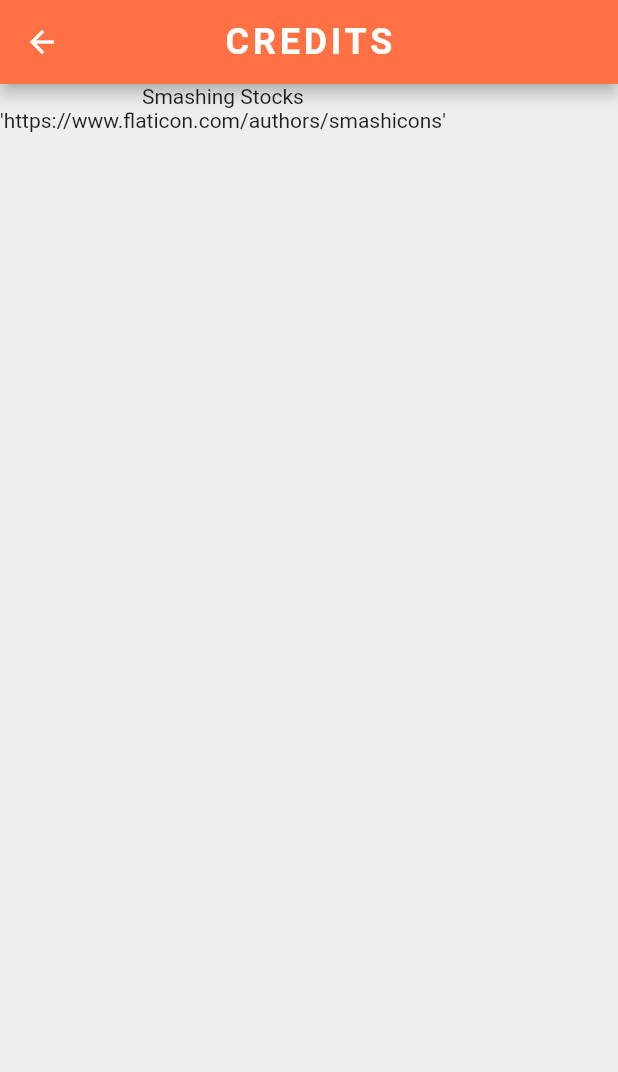
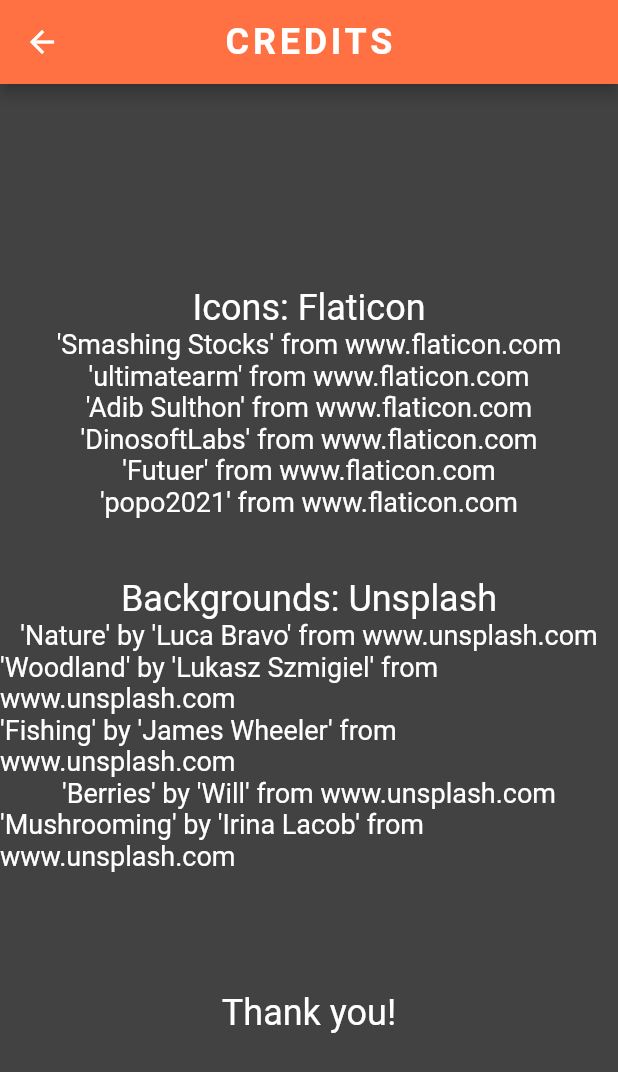
Before and after one commit to T-Pirozzini/flutter_forage_app, a Flutter app: the CreditsPage screen opened directly, on a phone screen of 412 x 824 dp. Shown: the top 1072 px of the screen. Run offline on Flutter 3.47's test engine with Material 2 defaults, Android fonts, the phone set to English and light mode, and no system bars; our stand-ins replace cloud_firestore, firebase_auth, firebase_core, firebase_storage, floating_bottom_navigation_bar, flutter_dotenv and 9 more; accounts and stored records are empty; Roboto replaces fonts that are missing (Philosopher).

Commit message:
add credits and app info content

```diff
--- a/lib/components/list_tile.dart
+++ b/lib/components/list_tile.dart
@@ -22,7 +22,7 @@
             ),
             title: Text(text,
                 style: const TextStyle(
-                    color: Colors.white, fontSize: 24, letterSpacing: 2)),
+                    color: Colors.white, fontSize: 20, letterSpacing: 2)),
             onTap: onTap,
           ),
         ),
--- a/lib/pages/credits_page.dart
+++ b/lib/pages/credits_page.dart
@@ -9,7 +9,7 @@
   @override
   Widget build(BuildContext context) {
     return Scaffold(
-      backgroundColor: Colors.grey.shade200,
+      backgroundColor: Colors.grey.shade800,
       appBar: AppBar(
         title: const Text('CREDITS', style: TextStyle(letterSpacing: 2.5)),
         titleTextStyle:
@@ -33,11 +33,42 @@
           },
         ),
       ),
-      body: const Column(
-        children: [
-          Text('Smashing Stocks'),
-          Text("'https://www.flaticon.com/authors/smashicons'"),
-        ],
+      body: const Center(
+        child: Column(
+          mainAxisAlignment: MainAxisAlignment.center,
+          children: [
+            Text('Icons: Flaticon',
+                style: TextStyle(fontSize: 24, color: Colors.white)),
+            Text("'Smashing Stocks' from www.flaticon.com",
+                style: TextStyle(fontSize: 18, color: Colors.white)),
+            Text("'ultimatearm' from www.flaticon.com",
+                style: TextStyle(fontSize: 18, color: Colors.white)),
+            Text("'Adib Sulthon' from www.flaticon.com",
+                style: TextStyle(fontSize: 18, color: Colors.white)),
+            Text("'DinosoftLabs' from www.flaticon.com",
+                style: TextStyle(fontSize: 18, color: Colors.white)),
+            Text("'Futuer' from www.flaticon.com",
+                style: TextStyle(fontSize: 18, color: Colors.white)),
+            Text("'popo2021' from www.flaticon.com",
+                style: TextStyle(fontSize: 18, color: Colors.white)),
+            SizedBox(height: 40),
+            Text('Backgrounds: Unsplash',
+                style: TextStyle(fontSize: 24, color: Colors.white)),
+            Text("'Nature' by 'Luca Bravo' from www.unsplash.com",
+                style: TextStyle(fontSize: 18, color: Colors.white)),
+            Text("'Woodland' by 'Lukasz Szmigiel' from www.unsplash.com",
+                style: TextStyle(fontSize: 18, color: Colors.white)),
+            Text("'Fishing' by 'James Wheeler' from www.unsplash.com",
+                style: TextStyle(fontSize: 18, color: Colors.white)),
+            Text("'Berries' by 'Will' from www.unsplash.com",
+                style: TextStyle(fontSize: 18, color: Colors.white)),
+            Text("'Mushrooming' by 'Irina Lacob' from www.unsplash.com",
+                style: TextStyle(fontSize: 18, color: Colors.white)),
+            SizedBox(height: 80),
+            Text('Thank you!',
+                style: TextStyle(fontSize: 24, color: Colors.white)),
+          ],
+        ),
       ),
     );
   }
```
Also changed, not shown: lib/pages/about_page.dart (+34 -19 lines).
